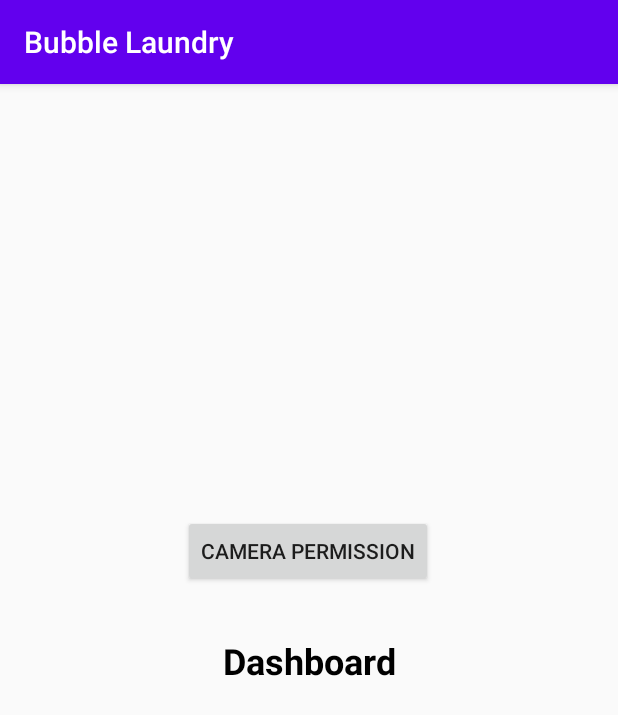
After one commit to dreamcraft17/LaundryAppADP, an Android app: the DashboardActivity screen opened directly, with no data from a screen before it, on a phone screen of 412 x 824 dp. The commit adds this screen. Shown: the top 715 px of the screen. Run offline under Robolectric (Android 15) with nearby library versions, the phone set to English and light mode, and no system bars.

Commit message:
Add dashboardActivity & camera,location permission

```diff
--- a/app/build.gradle
+++ b/app/build.gradle
@@ -3,7 +3,7 @@ plugins {
 }
 
 android {
-    compileSdk 32
+    compileSdk 33
 
     defaultConfig {
         applicationId "com.ADP.bubblelaundryapp"
@@ -32,6 +32,8 @@ dependencies {
     implementation 'androidx.appcompat:appcompat:1.0.0'
     implementation 'androidx.constraintlayout:constraintlayout:1.1.3'
     implementation 'androidx.cardview:cardview:1.0.0'
+    implementation 'com.google.android.material:material:1.8.0'
+    implementation 'com.google.android.gms:play-services-maps:18.2.0'
     testImplementation 'junit:junit:4.13.2'
     androidTestImplementation 'androidx.test.ext:junit:1.1.1'
     androidTestImplementation 'androidx.test.espresso:espresso-core:3.1.0'
--- /dev/null
+++ b/app/src/main/java/com/ADP/bubblelaundryapp/DashboardActivity.java
@@ -0,0 +1,88 @@
+package com.ADP.bubblelaundryapp;
+
+import androidx.annotation.NonNull;
+import androidx.appcompat.app.AlertDialog;
+import androidx.appcompat.app.AppCompatActivity;
+import androidx.core.app.ActivityCompat;
+
+import android.Manifest;
+import android.content.Intent;
+import android.content.pm.PackageManager;
+import android.net.Uri;
+import android.os.Bundle;
+import android.provider.Settings;
+import android.view.View;
+import android.widget.Button;
+import android.widget.Toast;
+
+public class DashboardActivity extends AppCompatActivity {
+    private static final String STORAGE_PERMISSION = Manifest.permission.ACCESS_FINE_LOCATION;
+    private static final String CAMERA_PERMISSION = Manifest.permission.CAMERA;
+    private static final int PERMISSION_REQ_CODE = 1;
+    @Override
+    protected void onCreate(Bundle savedInstanceState) {
+        super.onCreate(savedInstanceState);
+        setContentView(R.layout.activity_dashboard);
+
+        requestRuntimePermission(STORAGE_PERMISSION);
+
+        Button cameraReq = findViewById(R.id.cameraBtn);
+        cameraReq.setOnClickListener(new View.OnClickListener() {
+            @Override
+            public void onClick(View v) {
+                requestRuntimePermission(CAMERA_PERMISSION);
+            }
+        });
+    }
+    private void requestRuntimePermission(String reqPermission){
+        if(ActivityCompat.checkSelfPermission(this, reqPermission) == PackageManager.PERMISSION_GRANTED){
+            Toast.makeText(this, "Permission Granted", Toast.LENGTH_SHORT).show();
+        }else if(ActivityCompat.shouldShowRequestPermissionRationale(this, reqPermission)){
+            AlertDialog.Builder builder = new AlertDialog.Builder(this);
+            builder.setMessage("This App request permission for this and that")
+                    .setTitle("Permission Required")
+                    .setPositiveButton("Ok", ((dialog, which) -> {
+                        ActivityCompat.requestPermissions(DashboardActivity.this, new String[]{reqPermission}, PERMISSION_REQ_CODE);
+
+                        dialog.dismiss();
+                    }))
+                    .setNegativeButton("Cancel", (dialog, which) -> dialog.dismiss());
+
+            builder.show();
+
+        }else{
+            ActivityCompat.requestPermissions(this, new String[]{reqPermission}, PERMISSION_REQ_CODE);
+        }
+
+    }
+
+    @Override
+    public void onRequestPermissionsResult(int requestCode, @NonNull String[] permissions, @NonNull int[] grantResults) {
+        super.onRequestPermissionsResult(requestCode, permissions, grantResults);
+
+        if(requestCode == PERMISSION_REQ_CODE){
+            if(grantResults.length > 0 && grantResults[0] == PackageManager.PERMISSION_GRANTED){
+                Toast.makeText(this, "Permission Granted", Toast.LENGTH_SHORT).show();
+            }else if(!ActivityCompat.shouldShowRequestPermissionRationale(this, permissions[0])){
+
+                AlertDialog.Builder builder = new AlertDialog.Builder(this);
+                builder.setMessage("This feature is unavailable. Allow permission from setting to access this feature")
+                        .setTitle("Permission Required")
+                        .setCancelable(false)
+                        .setNegativeButton("Cancel", ((dialog, which) -> dialog.dismiss()))
+                        .setPositiveButton("Setting", (dialog, which) -> {
+                            Intent intent = new Intent(Settings.ACTION_APPLICATION_DETAILS_SETTINGS);
+                            Uri uri = Uri.fromParts("package", getPackageName(), null);
+                            intent.setData(uri);
+                            startActivity(intent);
+
+                            dialog.dismiss();
+                        });
+
+                builder.show();
+            }else {
+                requestRuntimePermission(permissions[0]);
+            }
+        }
+    }
+}
--- a/app/src/main/java/com/ADP/bubblelaundryapp/MainActivity.java
+++ b/app/src/main/java/com/ADP/bubblelaundryapp/MainActivity.java
@@ -20,7 +20,6 @@ public class MainActivity extends AppCompatActivity {
     protected void onCreate(Bundle savedInstanceState) {
         super.onCreate(savedInstanceState);
         setContentView(R.layout.activity_main);
-
 
 
         ViewPager viewPager = findViewById(R.id.viewPager);
--- /dev/null
+++ b/app/src/main/res/layout/activity_dashboard.xml
@@ -0,0 +1,34 @@
+<?xml version="1.0" encoding="utf-8"?>
+<androidx.constraintlayout.widget.ConstraintLayout xmlns:android="http://schemas.android.com/apk/res/android"
+    xmlns:app="http://schemas.android.com/apk/res-auto"
+    xmlns:tools="http://schemas.android.com/tools"
+    android:layout_width="match_parent"
+    android:layout_height="match_parent"
+    tools:context=".DashboardActivity">
+
+    <TextView
+        android:id="@+id/textView5"
+        android:layout_width="wrap_content"
+        android:layout_height="wrap_content"
+        android:text="Dashboard"
+        android:textColor="#000000"
+        android:textSize="24sp"
+        android:textStyle="bold"
+        app:layout_constraintBottom_toBottomOf="parent"
+        app:layout_constraintEnd_toEndOf="parent"
+        app:layout_constraintStart_toStartOf="parent"
+        app:layout_constraintTop_toTopOf="parent" />
+
+    <Button
+        android:id="@+id/cameraBtn"
+        android:layout_width="wrap_content"
+        android:layout_height="wrap_content"
+        android:text="Camera Permission"
+        app:layout_constraintBottom_toTopOf="@+id/textView5"
+        app:layout_constraintEnd_toEndOf="parent"
+        app:layout_constraintHorizontal_bias="0.498"
+        app:layout_constraintStart_toStartOf="parent"
+        app:layout_constraintTop_toTopOf="parent"
+        app:layout_constraintVertical_bias="0.897" />
+
+</androidx.constraintlayout.widget.ConstraintLayout>
--- a/build.gradle
+++ b/build.gradle
@@ -1,7 +1,7 @@
 // Top-level build file where you can add configuration options common to all sub-projects/modules.
 plugins {
-    id 'com.android.application' version '7.2.2' apply false
-    id 'com.android.library' version '7.2.2' apply false
+    id 'com.android.application' version '7.4.2' apply false
+    id 'com.android.library' version '7.4.2' apply false
 }
 
 task clean(type: Delete) {
```
Also changed, not shown: app/src/main/AndroidManifest.xml (+11 -0 lines), app/src/main/java/com/ADP/bubblelaundryapp/LoginFragment.java (+7 -0 lines), gradle/wrapper/gradle-wrapper.properties.
